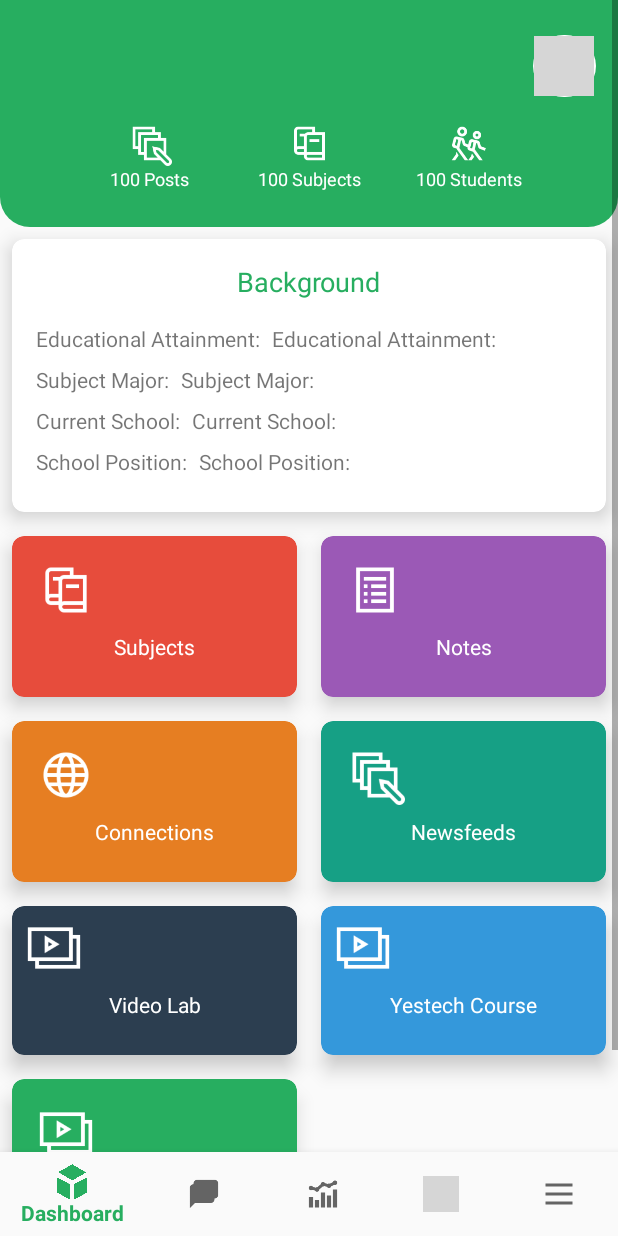
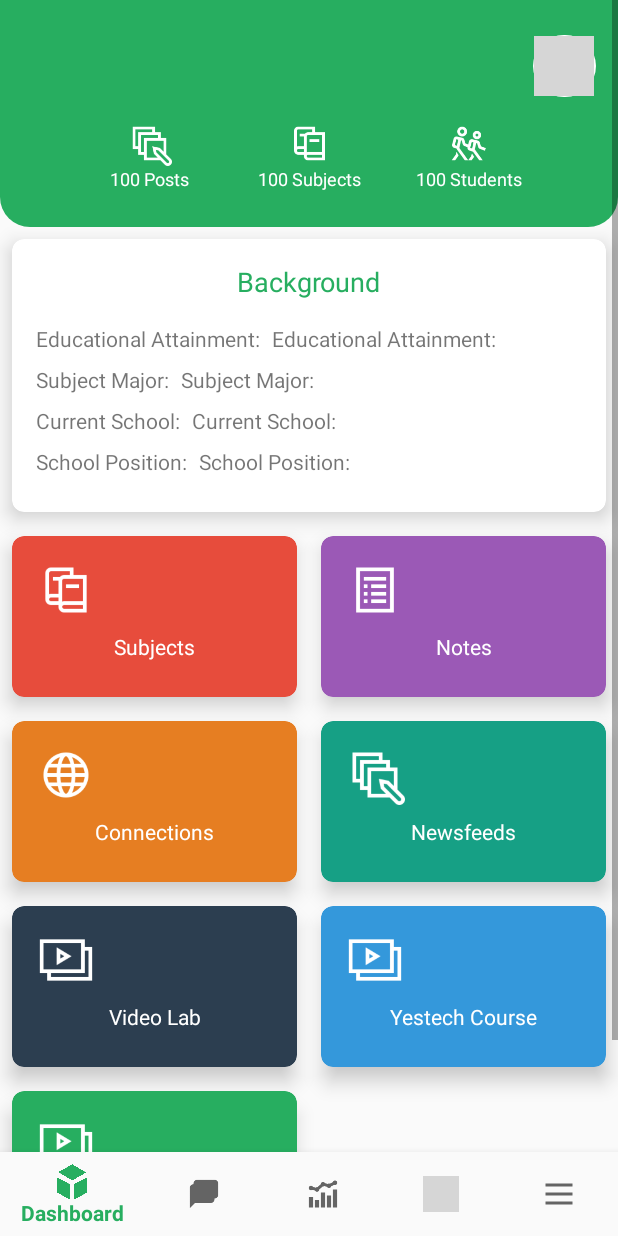
Before and after one commit to JazperT298/Yes_Mobile, an Android app: the HomeFragment screen opened directly, with no data from a screen before it, on a phone screen of 412 x 824 dp. Run offline under Robolectric (Android 15) with nearby library versions, the phone set to English and light mode, and no system bars; our stand-ins replace Firebase (no records; nobody signed in at launch, a user with empty details on screens opened directly), navigation-ui; libraries missing offline, so code that uses them is left out: com.loopj.android, cz.msebera.android; pictures from the network do not load; 1 statement that could not run was skipped; grey boxes are pictures that could not be loaded.

Commit message:
fix constraint on fragment_home

```diff
--- a/app/src/main/res/layout/fragment_home.xml
+++ b/app/src/main/res/layout/fragment_home.xml
@@ -455,9 +455,11 @@
                         android:id="@+id/imageView19"
                         android:layout_width="40dp"
                         android:layout_height="40dp"
-                        app:srcCompat="@drawable/ic_dashboard_videos"
-                        tools:layout_editor_absoluteX="8dp"
-                        tools:layout_editor_absoluteY="8dp" />
+                        android:layout_marginStart="8dp"
+                        android:layout_marginTop="8dp"
+                        app:layout_constraintStart_toStartOf="parent"
+                        app:layout_constraintTop_toTopOf="parent"
+                        app:srcCompat="@drawable/ic_dashboard_videos" />
 
                     <TextView
                         android:id="@+id/textView51"
@@ -499,9 +501,11 @@
                         android:id="@+id/imageView20"
                         android:layout_width="40dp"
                         android:layout_height="40dp"
-                        app:srcCompat="@drawable/ic_dashboard_videos"
-                        tools:layout_editor_absoluteX="8dp"
-                        tools:layout_editor_absoluteY="8dp" />
+                        android:layout_marginStart="8dp"
+                        android:layout_marginTop="8dp"
+                        app:layout_constraintStart_toStartOf="parent"
+                        app:layout_constraintTop_toTopOf="parent"
+                        app:srcCompat="@drawable/ic_dashboard_videos" />
 
                     <TextView
                         android:id="@+id/textView52"
```
